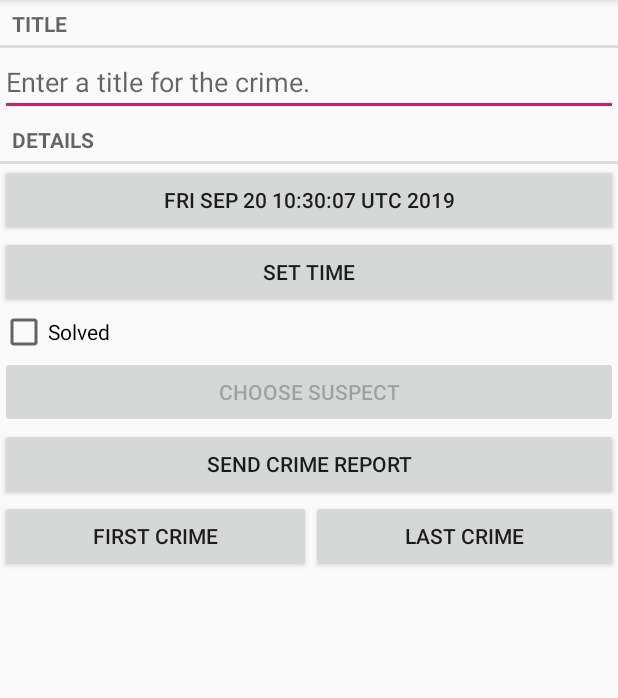
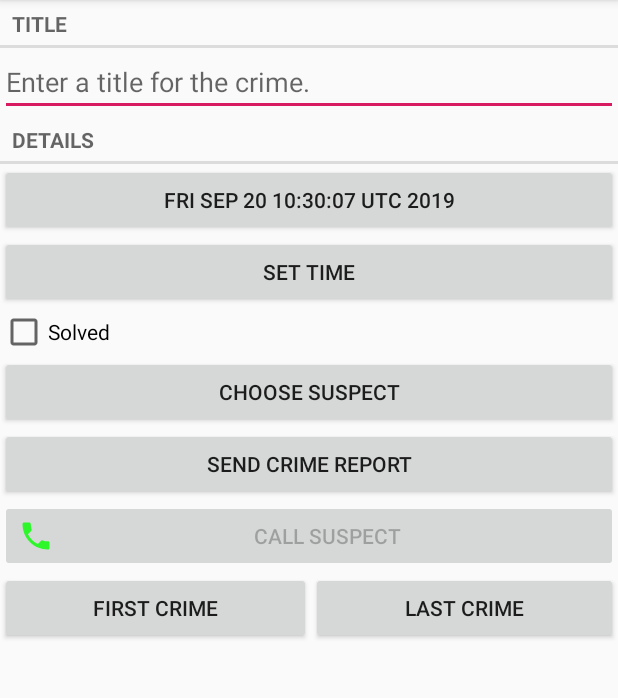
Before and after one commit to Nizar4790k/CriminalIntent, an Android app: the CrimeFragment screen opened directly, with no data from a screen before it, after a tap on "SEND CRIME REPORT", on a phone screen of 412 x 824 dp, the part 84-782 px from its top. Run offline under Robolectric (Android 15) with nearby library versions, the phone set to English and light mode, and no system bars.

Commit message:
Added call button

```diff
--- a/app/src/main/java/android/bignerdranch/com/CrimeFragment.java
+++ b/app/src/main/java/android/bignerdranch/com/CrimeFragment.java
@@ -1,6 +1,7 @@
 package android.bignerdranch.com;
 
 
+import android.app.Activity;
 import android.content.Intent;
 import android.content.pm.PackageManager;
 import android.database.Cursor;
@@ -11,6 +12,7 @@ import android.support.annotation.NonNull;
 import android.support.annotation.Nullable;
 import android.support.v4.app.Fragment;
 import android.support.v4.app.FragmentManager;
+import android.support.v4.app.ShareCompat;
 import android.text.Editable;
 import android.text.TextWatcher;
 import android.text.format.DateFormat;
@@ -52,7 +54,7 @@ public class CrimeFragment extends Fragment {
     private Button mTimeButton;
     private Button mReportButton;
     private Button mSuspectButton;
-
+    private Button mCallSuspectButton;
 
     public static CrimeFragment newInstance (UUID crimeId){
         Bundle args = new Bundle();
@@ -211,12 +213,34 @@ public class CrimeFragment extends Fragment {
             @Override
             public void onClick(View v) {
 
-                Intent i = new Intent(Intent.ACTION_SEND);
-                i.setType("text/plain");
+                    Activity activity = getActivity();
+
+                Intent i = ShareCompat.IntentBuilder.from(activity)
+                                                    .setType("text/plain")
+                                                    .getIntent();
+
+
+
+        //      i.setType("text/plain");
+
                 i.putExtra(Intent.EXTRA_TEXT,getReport());
                 i.putExtra(Intent.EXTRA_SUBJECT,getString(R.string.crime_report_subject));
                 i= Intent.createChooser(i,getString(R.string.send_report));
-                startActivity(i);
+                if (i.resolveActivity(activity.getPackageManager()) != null){
+                    startActivity(i);
+                }
+
+
+
+            }
+        });
+
+
+        mSuspectButton = v.findViewById(R.id.call_suspect);
+        mSuspectButton.setOnClickListener(new View.OnClickListener() {
+            @Override
+            public void onClick(View v) {
+
 
             }
         });
--- /dev/null
+++ b/app/src/main/res/drawable-anydpi/ic_call_suspect.xml
@@ -0,0 +1,11 @@
+<vector xmlns:android="http://schemas.android.com/apk/res/android"
+    android:width="24dp"
+    android:height="24dp"
+    android:viewportWidth="24"
+    android:viewportHeight="24"
+    android:tint="#02FF00"
+    android:alpha="0.8">
+    <path
+        android:fillColor="#FF000000"
+        android:pathData="M6.62,10.79c1.44,2.83 3.76,5.14 6.59,6.59l2.2,-2.2c0.27,-0.27 0.67,-0.36 1.02,-0.24 1.12,0.37 2.33,0.57 3.57,0.57 0.55,0 1,0.45 1,1V20c0,0.55 -0.45,1 -1,1 -9.39,0 -17,-7.61 -17,-17 0,-0.55 0.45,-1 1,-1h3.5c0.55,0 1,0.45 1,1 0,1.25 0.2,2.45 0.57,3.57 0.11,0.35 0.03,0.74 -0.25,1.02l-2.2,2.2z"/>
+</vector>
--- a/app/src/main/res/layout/fragment_crime.xml
+++ b/app/src/main/res/layout/fragment_crime.xml
@@ -53,6 +53,13 @@
         android:layout_height="wrap_content"
         android:text="@string/crime_report_text" />
 
+    <Button
+        android:id="@+id/call_suspect"
+        android:layout_width="match_parent"
+        android:layout_height="wrap_content"
+        android:drawableLeft="@drawable/ic_call_suspect"
+        android:text="@string/call_suspect" />
+
     <LinearLayout
         android:layout_width="match_parent"
         android:layout_height="wrap_content"
--- a/app/src/main/res/values/strings.xml
+++ b/app/src/main/res/values/strings.xml
@@ -46,6 +46,8 @@
     <string name="crime_report_subject">CriminalIntent Crime Report</string>
     <string name="send_report">Send crime report via</string>
 
+    <string name="call_suspect">Call suspect</string>
+
 
 
 
```
Also changed, not shown: app/src/main/res/drawable-hdpi/ic_call_suspect.png (added), app/src/main/res/drawable-mdpi/ic_call_suspect.png (added), app/src/main/res/drawable-xhdpi/ic_call_suspect.png (added), app/src/main/res/drawable-xxhdpi/ic_call_suspect.png (added).
